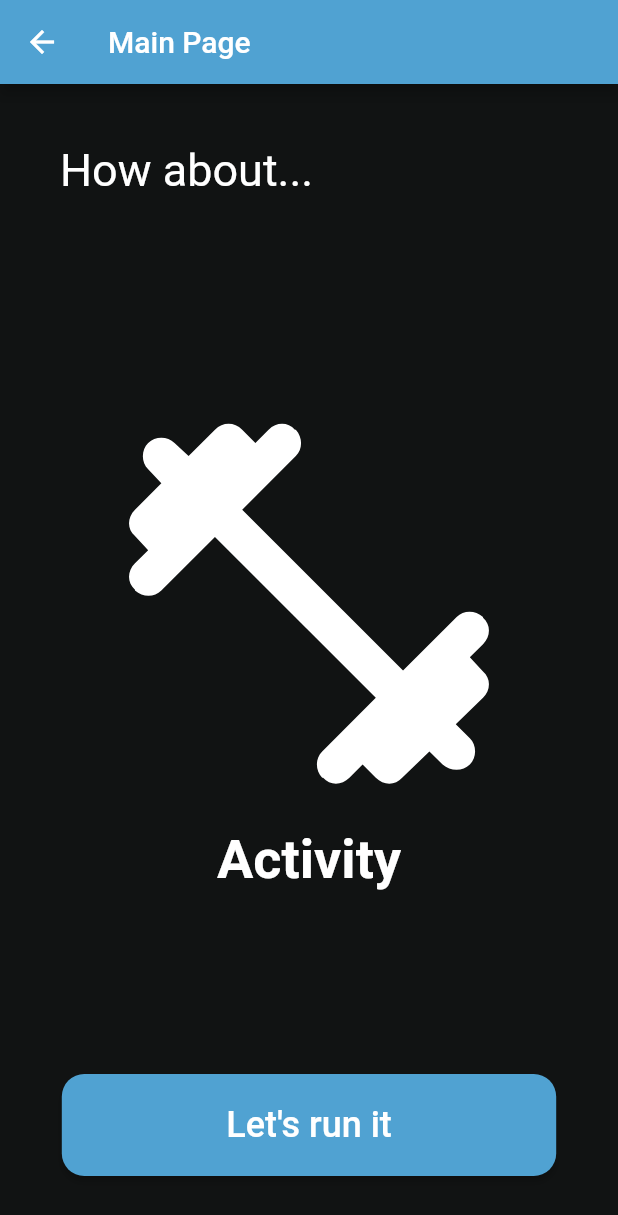
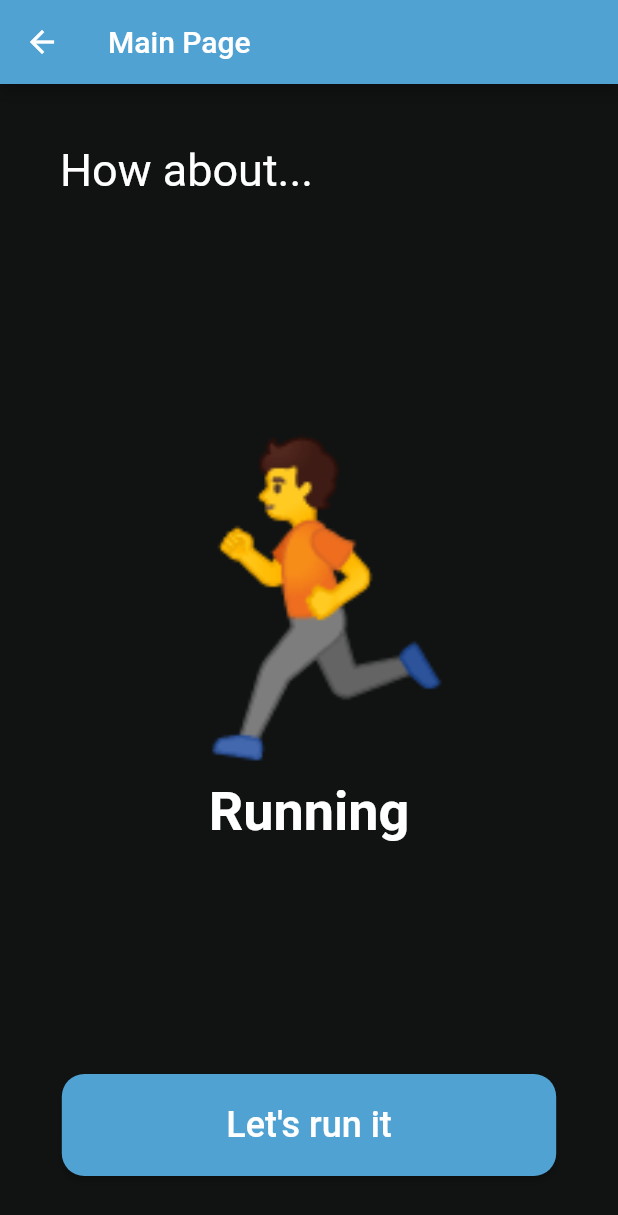
Before and after one commit to jacehalvorson/name_tbd, a Flutter app: the MainPage screen opened by its route, on a phone screen of 412 x 824 dp. Shown: the top 1215 px of the screen. Run offline on Flutter 3.47's test engine with Material 2 defaults, Android fonts, the phone set to English and light mode, and no system bars; generated files the repository leaves out were written again.

Commit message:
Extracted the activity icon+text to a widget that uses an 'activity' parameter (activity.dart)

```diff
--- /dev/null
+++ b/lib/src/sample_feature/activity.dart
@@ -0,0 +1,52 @@
+import 'package:flutter/material.dart';
+import 'package:refresh/src/theme.dart';
+
+class ActivityType {
+  // Activity icon
+  int id;
+  // Activity name
+  String title;
+  // Activity icon
+  String icon;
+
+  ActivityType({required this.id, required this.title, required this.icon});
+}
+
+// Activity icon (emoji)
+class ActivityWidget extends StatelessWidget {
+  const ActivityWidget({super.key, required this.activity});
+
+  final ActivityType activity;
+
+  @override
+  Widget build(BuildContext context) {
+    // Get the current color scheme
+    Brightness brightness = Theme.of(context).brightness;
+    Color textColor = ThemeColor.getColor(ColorType.text, brightness);
+
+    return Padding(
+      padding: const EdgeInsets.only(bottom: 40.0),
+      child: Column(
+        children: [
+          // Display the emoji as text because it is a string
+          Text(
+            activity.icon,
+            style: const TextStyle(
+              fontSize: 200,
+            ),
+          ),
+
+          // Activity title
+          Text(
+            activity.title,
+            style: TextStyle(
+              fontSize: 36.0,
+              fontWeight: FontWeight.bold,
+              color: textColor,
+            ),
+          ),
+        ],
+      ),
+    );
+  }
+}
--- a/lib/src/sample_feature/refresh.dart
+++ b/lib/src/sample_feature/refresh.dart
@@ -1,6 +1,7 @@
 import 'dart:math';
 import 'package:flutter/material.dart';
 import 'package:refresh/src/theme.dart';
+import 'package:refresh/src/sample_feature/activity.dart';
 
 class MainPage extends StatefulWidget {
   const MainPage({super.key});
@@ -43,6 +44,7 @@ class _MainPageState extends State<MainPage> {
           mainAxisAlignment: MainAxisAlignment.spaceBetween,
           crossAxisAlignment: CrossAxisAlignment.center,
           children: [
+            // 'How about...' text at the top
             Padding(
               padding: const EdgeInsets.all(40.0),
               child: Align(
@@ -57,25 +59,12 @@ class _MainPageState extends State<MainPage> {
               ),
             ),
 
-            // Activity icon (emoji)
-            Padding(
-              padding: const EdgeInsets.only(bottom: 40.0),
-              child: Column(
-                children: [
-                  Icon(
-                    Icons.fitness_center_rounded,
-                    size: 300.0,
-                    color: _iconColor,
-                  ),
-                  Text(
-                    'Activity',
-                    style: TextStyle(
-                      fontSize: 36.0,
-                      fontWeight: FontWeight.bold,
-                      color: _iconColor,
-                    ),
-                  ),
-                ],
+            // Activity icon and name in the middle
+            ActivityWidget(
+              activity: ActivityType(
+                id: 1,
+                title: 'Running',
+                icon: '🏃',
               ),
             ),
 
```
